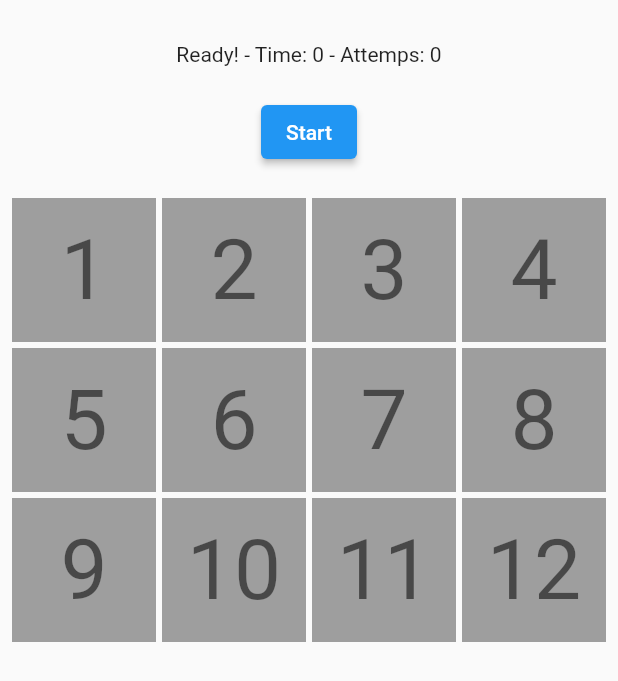
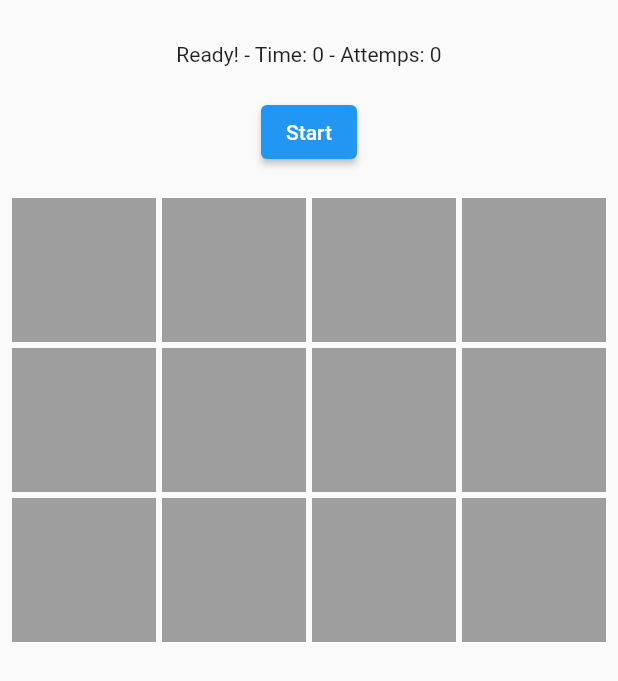
Before and after one commit to oliversd/memory-plus, a Flutter app: the screen it shows after launch, after a tap on "Start", on a phone screen of 412 x 824 dp. Shown: the top 681 px of the screen. Run offline on Flutter 3.47's test engine with Material 2 defaults, Android fonts, the phone set to English and light mode, and no system bars; drawn by our look-alikes of flip_card.

Commit message:
Update packages

```diff
--- a/lib/ui/screens/home.dart
+++ b/lib/ui/screens/home.dart
@@ -2,6 +2,8 @@ import 'dart:async';
 import 'dart:math';
 
 import 'package:flutter/material.dart';
+import 'package:flip_card/flip_card.dart';
+
 import '../../models/card.dart';
 
 final List<Color> colors = [
@@ -21,10 +23,7 @@ class Home extends StatefulWidget {
   _HomeState createState() => _HomeState();
 }
 
-class _HomeState extends State<Home> with SingleTickerProviderStateMixin {
-  AnimationController _animationController;
-  List<Animation> _animation;
-  AnimationStatus _animationStatus = AnimationStatus.dismissed;
+class _HomeState extends State<Home> {
   int _firstCard;
   int _secondCard;
   bool _winner = false;
@@ -32,13 +31,17 @@ class _HomeState extends State<Home> with SingleTickerProviderStateMixin {
   Timer _timer;
   int _seconds = 0;
   int _attemps = 0;
+  List<GlobalKey<FlipCardState>> _cardKeys = [];
 
   List<CardModel> _allCards = [];
 
   @override
   void initState() {
+    setCards();
+    for (var i = 0; i < 12; i++) {
+      _cardKeys.add(GlobalKey<FlipCardState>());
+    }
     super.initState();
-    setCards();
   }
 
   @override
@@ -58,8 +61,6 @@ class _HomeState extends State<Home> with SingleTickerProviderStateMixin {
     _started = false;
     _seconds = 0;
     _attemps = 0;
-    // _animationController =
-    //     AnimationController(vsync: this, duration: Duration(seconds: 1));
     if (_timer != null) {
       _timer.cancel();
     }
@@ -73,15 +74,12 @@ class _HomeState extends State<Home> with SingleTickerProviderStateMixin {
       _allCards.add(CardModel(color: colors[i], state: 0, type: 'Colors'));
     }
 
-    // for (var i = 0; i < 11; i++) {
-    //   _animation.add(Tween(end: 1, begin: 0).animate(_animationController)
-    //     ..addListener(() {
-    //       setState(() {});
-    //     })
-    //     ..addStatusListener((status) {
-    //       _animationStatus = status;
-    //     }));
-    // }
+    for (var i = 0; i < 12; i++) {
+      if (_cardKeys.length > 0 && !_cardKeys[i].currentState.isFront) {
+        _cardKeys[i].currentState.toggleCard();
+      }
+    }
+
     setState(() {});
   }
 
@@ -94,11 +92,6 @@ class _HomeState extends State<Home> with SingleTickerProviderStateMixin {
     switch (tappedCard.state) {
       case 0:
         _winner = false;
-        if (_animationStatus == AnimationStatus.dismissed) {
-          _animationController.forward();
-        } else {
-          _animationController.reverse();
-        }
         if (!_started) {
           print('START CLOCK >>>>>>');
           _started = true;
@@ -109,6 +102,7 @@ class _HomeState extends State<Home> with SingleTickerProviderStateMixin {
         }
         print('STATE 0 >>>>>>>>>>>');
         tappedCard.state = 1;
+        _cardKeys[index].currentState.toggleCard();
         setState(() {});
         if (_firstCard == null) {
           print('FIRST CARD >>>>>>>>>>>');
@@ -137,8 +131,11 @@ class _HomeState extends State<Home> with SingleTickerProviderStateMixin {
             print('NO MATCH >>>>>>');
             _allCards[_firstCard].state = 0;
             tappedCard.state = 0;
+            _cardKeys[index].currentState.toggleCard();
+            _cardKeys[_firstCard].currentState.toggleCard();
             _firstCard = null;
             _secondCard = null;
+
             setState(() {});
           }
         }
@@ -199,10 +196,14 @@ class _HomeState extends State<Home> with SingleTickerProviderStateMixin {
                       onTap: () {
                         getMatch(index);
                       },
-                      child: Container(
-                          color: _allCards[index].state == 0
-                              ? Colors.grey
-                              : _allCards[index].color,
+                      child: FlipCard(
+                        key: _cardKeys[index],
+                        flipOnTouch: false,
+                        front: Container(
+                          color: Colors.grey,
+                        ),
+                        back: Container(
+                          color: _allCards[index].color,
                           child: SizedBox(
                             height: 20,
                             width: 20,
@@ -211,7 +212,9 @@ class _HomeState extends State<Home> with SingleTickerProviderStateMixin {
                               '${index + 1}',
                               style: Theme.of(context).textTheme.headline2,
                             )),
-                          )),
+                          ),
+                        ),
+                      ),
                     ),
                   ),
                 ),
--- a/pubspec.yaml
+++ b/pubspec.yaml
@@ -9,6 +9,7 @@ environment:
   sdk: ">=2.7.0 <3.0.0"
 
 dependencies:
+  flip_card: ^0.5.0
   flutter:
     sdk: flutter
 
```
Also changed, not shown: pubspec.lock.
